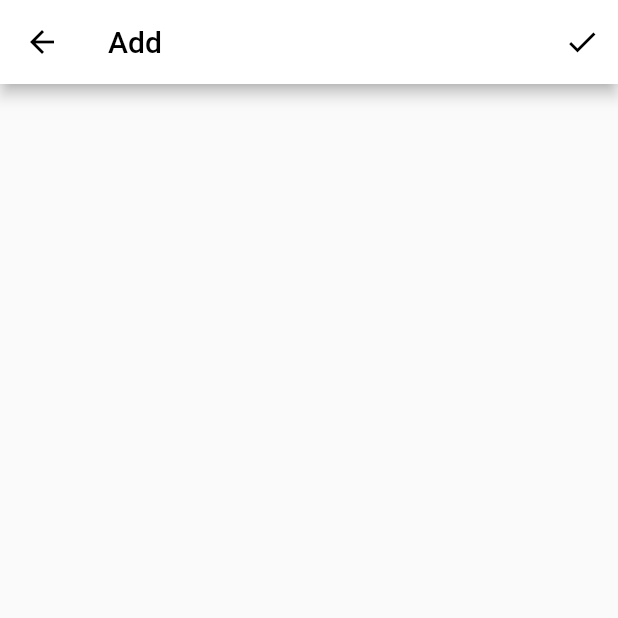
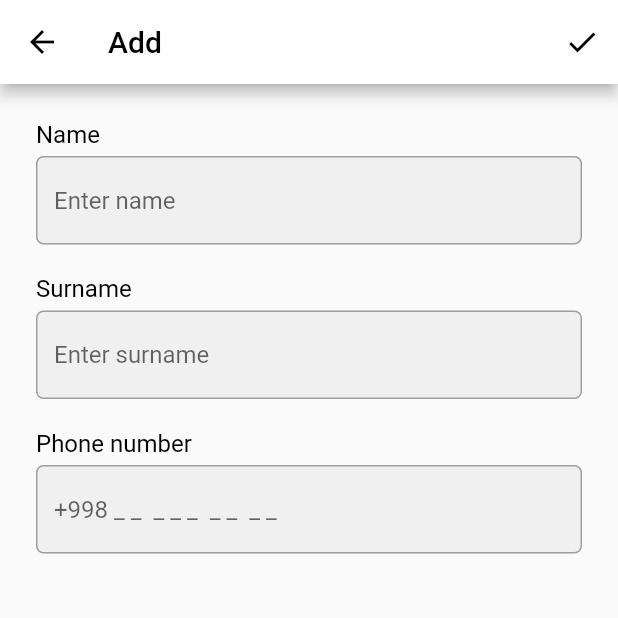
Before and after one commit to Abdusamad98/test_project, a Flutter app: the screen it shows after launch, after a tap on the "add" icon, on a phone screen of 412 x 824 dp, the top half of it. Run offline on Flutter 3.47's test engine with Material 2 defaults, Android fonts, the phone set to English and light mode, and no system bars.

Commit message:
some changes

```diff
--- a/lib/ui/add_contact_screen.dart
+++ b/lib/ui/add_contact_screen.dart
@@ -1,13 +1,20 @@
 import 'package:flutter/material.dart';
+import 'package:test_project/models/contact_model.dart';
 
 class AddContactScreen extends StatefulWidget {
-  const AddContactScreen({super.key});
+  const AddContactScreen({super.key, required this.onNewContact});
+
+  final ValueChanged<ContactModel> onNewContact;
 
   @override
   State<AddContactScreen> createState() => _AddContactScreenState();
 }
 
 class _AddContactScreenState extends State<AddContactScreen> {
+  final TextEditingController nameController = TextEditingController();
+  final TextEditingController surnameController = TextEditingController();
+  final TextEditingController phoneNumberController = TextEditingController();
+
   @override
   Widget build(BuildContext context) {
     return Scaffold(
@@ -28,7 +35,35 @@ class _AddContactScreenState extends State<AddContactScreen> {
         ),
         actions: [
           IconButton(
-            onPressed: () {},
+            onPressed: () {
+              String name = nameController.text;
+              String surname = surnameController.text;
+              String phone = phoneNumberController.text;
+
+              if (name.isNotEmpty) {
+                if (surname.isNotEmpty) {
+                  if (phone.length == 13) {
+                    print("CONTACT ADDABLE");
+                    widget.onNewContact.call(ContactModel(
+                      contactName: name,
+                      contactPhone: phone,
+                      contactSurname: surname,
+                    ));
+                    Navigator.pop(context);
+                  } else {
+                    ScaffoldMessenger.of(context).showSnackBar(
+                        const SnackBar(content: Text("Phone  is not valid")));
+                  }
+                  //+998991234567
+                } else {
+                  ScaffoldMessenger.of(context).showSnackBar(
+                      const SnackBar(content: Text("Surname is empty")));
+                }
+              } else {
+                ScaffoldMessenger.of(context).showSnackBar(
+                    const SnackBar(content: Text("Name is empty")));
+              }
+            },
             icon: const Icon(
               Icons.done,
               color: Colors.black,
@@ -36,6 +71,104 @@ class _AddContactScreenState extends State<AddContactScreen> {
           ),
         ],
       ),
+      body: ListView(
+        padding: const EdgeInsets.all(24),
+        children: [
+          const Text(
+            "Name",
+            style: TextStyle(
+              fontSize: 16,
+              color: Colors.black,
+            ),
+          ),
+          const SizedBox(height: 5),
+          TextField(
+            controller: nameController,
+            decoration: InputDecoration(
+              hintText: "Enter name",
+              filled: true,
+              fillColor: const Color(0xFFD9D9D9).withOpacity(0.3),
+              enabledBorder: const OutlineInputBorder(
+                borderRadius: BorderRadius.all(Radius.circular(5)),
+                borderSide: BorderSide(
+                  color: Colors.grey,
+                  width: 1,
+                ),
+              ),
+              focusedBorder: const OutlineInputBorder(
+                borderRadius: BorderRadius.all(Radius.circular(5)),
+                borderSide: BorderSide(
+                  color: Colors.green,
+                  width: 1,
+                ),
+              ),
+            ),
+          ),
+          const SizedBox(height: 20),
+          const Text(
+            "Surname",
+            style: TextStyle(
+              fontSize: 16,
+              color: Colors.black,
+            ),
+          ),
+          const SizedBox(height: 5),
+          TextField(
+            controller: surnameController,
+            decoration: InputDecoration(
+              hintText: "Enter surname",
+              filled: true,
+              fillColor: const Color(0xFFD9D9D9).withOpacity(0.3),
+              enabledBorder: const OutlineInputBorder(
+                borderRadius: BorderRadius.all(Radius.circular(5)),
+                borderSide: BorderSide(
+                  color: Colors.grey,
+                  width: 1,
+                ),
+              ),
+              focusedBorder: const OutlineInputBorder(
+                borderRadius: BorderRadius.all(Radius.circular(5)),
+                borderSide: BorderSide(
+                  color: Colors.green,
+                  width: 1,
+                ),
+              ),
+            ),
+          ),
+          const SizedBox(height: 20),
+          const Text(
+            "Phone number",
+            style: TextStyle(
+              fontSize: 16,
+              color: Colors.black,
+            ),
+          ),
+          const SizedBox(height: 5),
+          TextField(
+            controller: phoneNumberController,
+            keyboardType: TextInputType.phone,
+            decoration: InputDecoration(
+              hintText: "+998 _ _  _ _ _  _ _  _ _",
+              filled: true,
+              fillColor: const Color(0xFFD9D9D9).withOpacity(0.3),
+              enabledBorder: const OutlineInputBorder(
+                borderRadius: BorderRadius.all(Radius.circular(5)),
+                borderSide: BorderSide(
+                  color: Colors.grey,
+                  width: 1,
+                ),
+              ),
+              focusedBorder: const OutlineInputBorder(
+                borderRadius: BorderRadius.all(Radius.circular(5)),
+                borderSide: BorderSide(
+                  color: Colors.green,
+                  width: 1,
+                ),
+              ),
+            ),
+          ),
+        ],
+      ),
     );
   }
 }
--- a/lib/ui/contacts_screen.dart
+++ b/lib/ui/contacts_screen.dart
@@ -13,7 +13,7 @@ class ContactsScreen extends StatefulWidget {
 
 class _ContactsScreenState extends State<ContactsScreen> {
   List<ContactModel> contacts = [
-    for (int i = 0; i < 100; i++)
+    for (int i = 0; i < 5; i++)
       ContactModel(
         contactName: "Abdulloh $i",
         contactPhone: "+9989 123 45 67",
@@ -80,7 +80,13 @@ class _ContactsScreenState extends State<ContactsScreen> {
             context,
             MaterialPageRoute(
               builder: (context) {
-                return AddContactScreen();
+                return AddContactScreen(
+                  onNewContact: (newContact) {
+                    setState(() {
+                      contacts.add(newContact);
+                    });
+                  },
+                );
               },
             ),
           );
```
